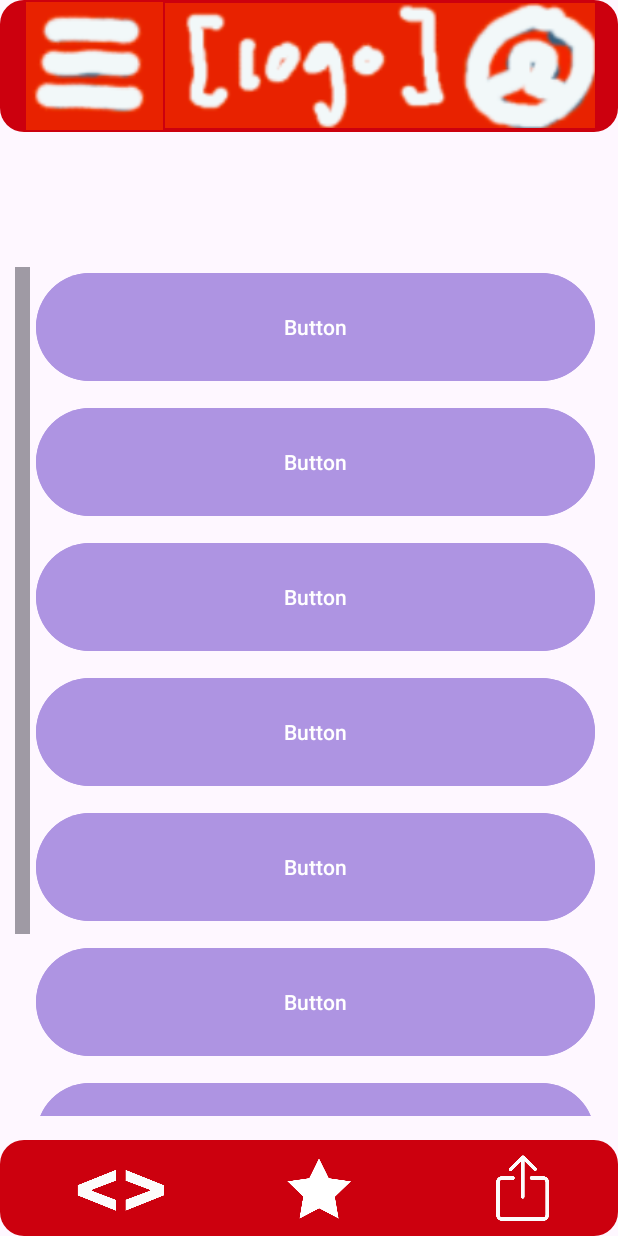
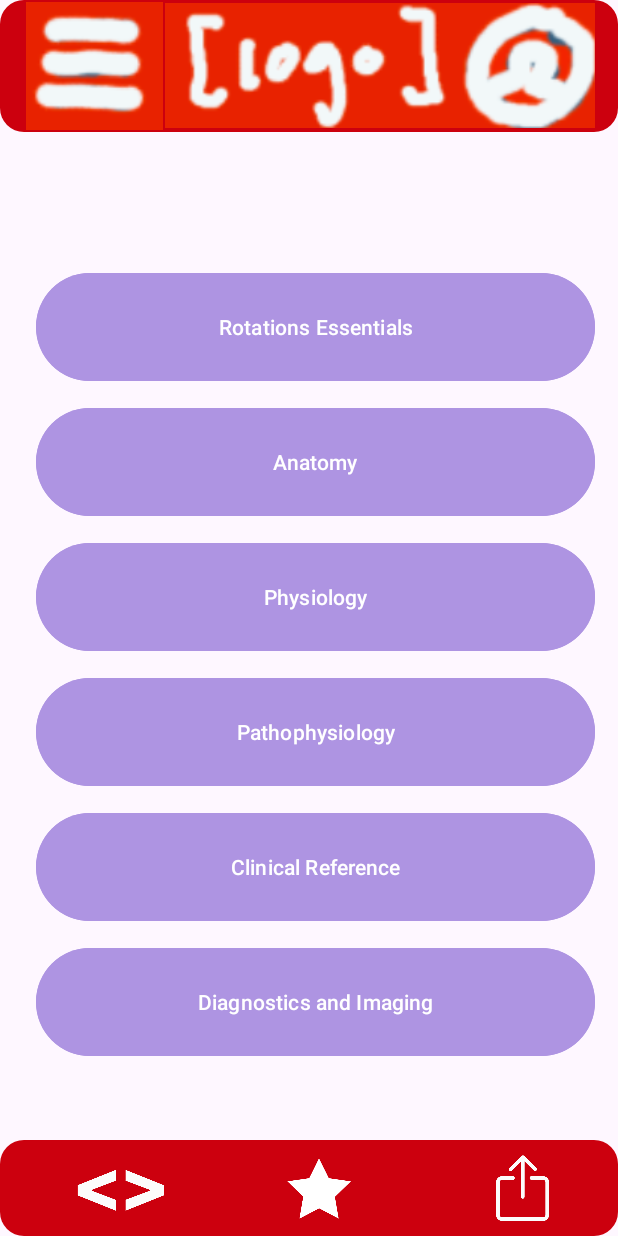
Before and after one commit to nathanbowley98/vascularSurgeryApp, an Android app: the screen it shows after launch (MainActivity), on a phone screen of 412 x 824 dp. Run offline under Robolectric (Android 15) with nearby library versions, the phone set to English and light mode, and no system bars.

Commit message:
Task 5 Julia

```diff
--- a/app/src/main/java/com/example/vascularsurgeryproject/MainActivity.java
+++ b/app/src/main/java/com/example/vascularsurgeryproject/MainActivity.java
@@ -1,6 +1,9 @@
 package com.example.vascularsurgeryproject;
 
+import android.content.Intent;
 import android.os.Bundle;
+import android.view.View;
+import android.widget.Button;
 
 import androidx.activity.EdgeToEdge;
 import androidx.appcompat.app.AppCompatActivity;
@@ -10,6 +13,7 @@ import androidx.core.view.ViewCompat;
 import androidx.core.view.WindowInsetsCompat;
 
 public class MainActivity extends BaseActivity {
+    private Button goPageButton;
 
     @Override
     protected void onCreate(Bundle savedInstanceState) {
@@ -20,5 +24,53 @@ public class MainActivity extends BaseActivity {
         setupToolbar();
         setupScrollView();
         setupBottomBar();
+
+        goPageButton = findViewById(R.id.Rotations_Essentials);
+        goPageButton.setOnClickListener(new View.OnClickListener() {
+            @Override
+            public void onClick(View v) {
+                startActivity(new Intent(MainActivity.this, Rotations_Essentials.class));
+            }
+        });
+
+        goPageButton = findViewById(R.id.Anatomy);
+        goPageButton.setOnClickListener(new View.OnClickListener() {
+            @Override
+            public void onClick(View v) {
+                startActivity(new Intent(MainActivity.this, Anatomy.class));
+            }
+        });
+
+        goPageButton = findViewById(R.id.Physiology);
+        goPageButton.setOnClickListener(new View.OnClickListener() {
+            @Override
+            public void onClick(View v) {
+                startActivity(new Intent(MainActivity.this, Physiology.class));
+            }
+        });
+
+        goPageButton = findViewById(R.id.Pathophysiology);
+        goPageButton.setOnClickListener(new View.OnClickListener() {
+            @Override
+            public void onClick(View v) {
+                startActivity(new Intent(MainActivity.this, Pathophysiology.class));
+            }
+        });
+
+        goPageButton = findViewById(R.id.Clinical_Reference);
+        goPageButton.setOnClickListener(new View.OnClickListener() {
+            @Override
+            public void onClick(View v) {
+                startActivity(new Intent(MainActivity.this, Clinical_Reference.class));
+            }
+        });
+
+        goPageButton = findViewById(R.id.Diagnostics_and_Imaging);
+        goPageButton.setOnClickListener(new View.OnClickListener() {
+            @Override
+            public void onClick(View v) {
+                startActivity(new Intent(MainActivity.this, Diagnostics_and_Imaging.class));
+            }
+        });
     }
 }
--- a/app/src/main/res/layout/scrollview_layout.xml
+++ b/app/src/main/res/layout/scrollview_layout.xml
@@ -27,75 +27,58 @@
                 replace as needed :)
         -->
         <Button
-            android:id="@+id/button1"
+            android:id="@+id/Rotations_Essentials"
             android:layout_width="match_parent"
             android:layout_height="80dp"
             android:layout_marginBottom="10dp"
             android:backgroundTint="#AE94E2"
-            android:text="@string/button"
+            android:text="@string/Rotations_Essentials"
             android:textColor="#FFFFFF" />
 
         <Button
-            android:id="@+id/button2"
+            android:id="@+id/Anatomy"
             android:layout_width="match_parent"
             android:layout_height="80dp"
             android:layout_marginBottom="10dp"
             android:backgroundTint="#AE94E2"
-            android:text="@string/button"
+            android:text="@string/Anatomy"
             android:textColor="#FFFFFF" />
 
         <Button
-            android:id="@+id/button3"
+            android:id="@+id/Physiology"
             android:layout_width="match_parent"
             android:layout_height="80dp"
             android:layout_marginBottom="10dp"
             android:backgroundTint="#AE94E2"
-            android:text="@string/button"
+            android:text="@string/Physiology"
             android:textColor="#FFFFFF" />
 
         <Button
-            android:id="@+id/button4"
+            android:id="@+id/Pathophysiology"
             android:layout_width="match_parent"
             android:layout_height="80dp"
             android:layout_marginBottom="10dp"
             android:backgroundTint="#AE94E2"
-            android:text="@string/button"
+            android:text="@string/Pathophysiology"
             android:textColor="#FFFFFF" />
 
         <Button
-            android:id="@+id/button5"
+            android:id="@+id/Clinical_Reference"
             android:layout_width="match_parent"
             android:layout_height="80dp"
             android:layout_marginBottom="10dp"
             android:backgroundTint="#AE94E2"
-            android:text="@string/button"
+            android:text="@string/Clinical_Reference"
             android:textColor="#FFFFFF" />
 
         <Button
-            android:id="@+id/button6"
+            android:id="@+id/Diagnostics_and_Imaging"
             android:layout_width="match_parent"
             android:layout_height="80dp"
             android:layout_marginBottom="10dp"
             android:backgroundTint="#AE94E2"
-            android:text="@string/button"
+            android:text="@string/Diagnostics_and_Imaging"
             android:textColor="#FFFFFF" />
 
-        <Button
-            android:id="@+id/button7"
-            android:layout_width="match_parent"
-            android:layout_height="80dp"
-            android:layout_marginBottom="10dp"
-            android:backgroundTint="#AE94E2"
-            android:text="@string/button"
-            android:textColor="#FFFFFF" />
-
-        <Button
-            android:id="@+id/button8"
-            android:layout_width="match_parent"
-            android:layout_height="80dp"
-            android:layout_marginBottom="10dp"
-            android:backgroundTint="#AE94E2"
-            android:text="@string/button"
-            android:textColor="#FFFFFF" />
     </LinearLayout>
 </ScrollView>
--- a/app/src/main/res/values/strings.xml
+++ b/app/src/main/res/values/strings.xml
@@ -4,4 +4,10 @@
     <string name="logo">app logo</string>
     <string name="user_button">opens userprofile</string>
     <string name="button">Button</string>
+    <string name="Anatomy">Anatomy</string>
+    <string name="Physiology">Physiology</string>
+    <string name="Pathophysiology">Pathophysiology</string>
+    <string name="Clinical_Reference">Clinical Reference</string>
+    <string name="Diagnostics_and_Imaging">Diagnostics and Imaging</string>
+    <string name="Rotations_Essentials">Rotations Essentials</string>
 </resources>
```
Also changed, not shown: app/src/main/AndroidManifest.xml (+18 -0 lines), app/src/main/java/com/example/vascularsurgeryproject/Anatomy.java (added, +24 -0 lines), app/src/main/java/com/example/vascularsurgeryproject/Clinical_Reference.java (added, +24 -0 lines), app/src/main/java/com/example/vascularsurgeryproject/Diagnostics_and_Imaging.java (added, +24 -0 lines), app/src/main/java/com/example/vascularsurgeryproject/Pathophysiology.java (added, +24 -0 lines), app/src/main/java/com/example/vascularsurgeryproject/Physiology.java (added, +24 -0 lines), app/src/main/java/com/example/vascularsurgeryproject/Rotations_Essentials.java (added, +24 -0 lines), app/src/main/res/layout/activity_anatomy2.xml (added, +10 -0 lines), app/src/main/res/layout/activity_clinical_reference.xml (added, +10 -0 lines), app/src/main/res/layout/activity_diagnostics_and_imaging.xml (added, +10 -0 lines), app/src/main/res/layout/activity_pathophysiology.xml (added, +10 -0 lines), app/src/main/res/layout/activity_physiology.xml (added, +10 -0 lines), app/src/main/res/layout/activity_rotations_essentials.xml (added, +10 -0 lines).
